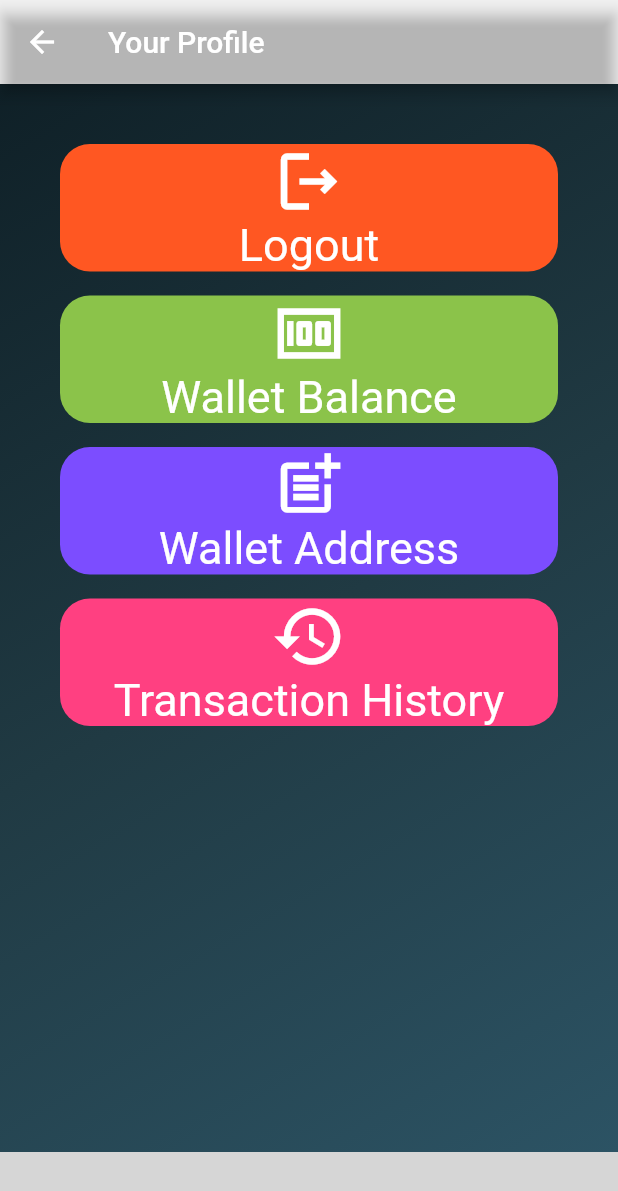
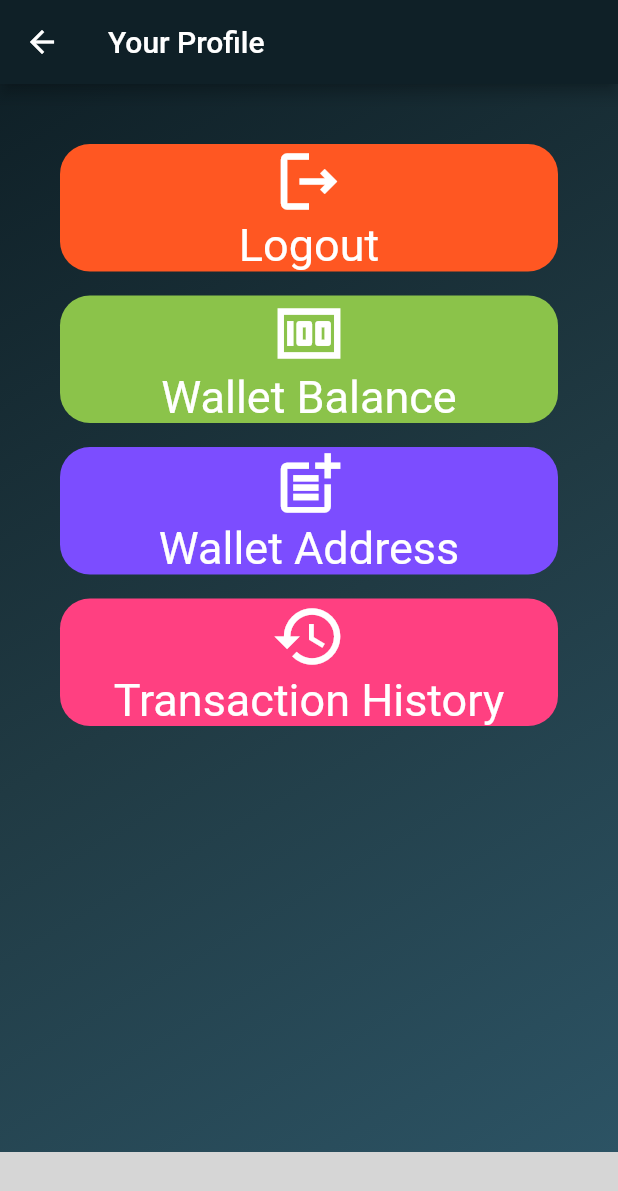
Before and after one commit to Daksh2356/Patent_De_App, a Flutter app: the screen it shows after launch, after a tap on the "person" icon, on a phone screen of 412 x 824 dp. Shown: the top 1191 px of the screen. Run offline on Flutter 3.47's test engine with Material 2 defaults, Android fonts, the phone set to English and light mode, and no system bars; our stand-ins replace firebase_core, flutter_neumorphic, line_icons, uni_links; missing offline and left inert: contactus, phantom_connect; accounts and stored records are empty; Roboto replaces fonts that are missing (Avenir); grey boxes are pictures that could not be loaded.

Commit message:
Added seach bar

```diff
--- a/patient_dapp/lib/pages/crowdfunding.dart
+++ b/patient_dapp/lib/pages/crowdfunding.dart
@@ -18,6 +18,12 @@ class _CrowdfundingState extends State<Crowdfunding> {
         backgroundColor: Colors.transparent,
         elevation: 0,
         actions: <Widget>[
+          IconButton(
+            onPressed: () {},
+            icon: const Icon(
+              Icons.search,
+            ),
+          ),
           IconButton(
               onPressed: () {
                 Navigator.push(context,
--- a/patient_dapp/lib/pages/profile_page.dart
+++ b/patient_dapp/lib/pages/profile_page.dart
@@ -17,7 +17,7 @@ class _PpageState extends State<Ppage> {
       extendBodyBehindAppBar: true,
       appBar: AppBar(
         title: const Text('Your Profile'),
-        backgroundColor: Colors.transparent,
+        backgroundColor: const Color.fromARGB(255, 15, 32, 39),
         leading: const BackButton(),
       ),
       body: SafeArea(
@@ -104,7 +104,7 @@ class _PpageState extends State<Ppage> {
                     margin: const EdgeInsets.all(8),
                     child: Column(
                       mainAxisAlignment: MainAxisAlignment.center,
-                      children:const [
+                      children: const [
                         Icon(
                           Icons.post_add_outlined,
                           size: 50,
@@ -129,10 +129,10 @@ class _PpageState extends State<Ppage> {
                     decoration: BoxDecoration(
                         borderRadius: BorderRadius.circular(20),
                         color: Colors.pinkAccent),
-                    margin:const EdgeInsets.all(8),
+                    margin: const EdgeInsets.all(8),
                     child: Column(
                       mainAxisAlignment: MainAxisAlignment.center,
-                      children:const [
+                      children: const [
                         Icon(
                           Icons.history,
                           size: 50,
```
